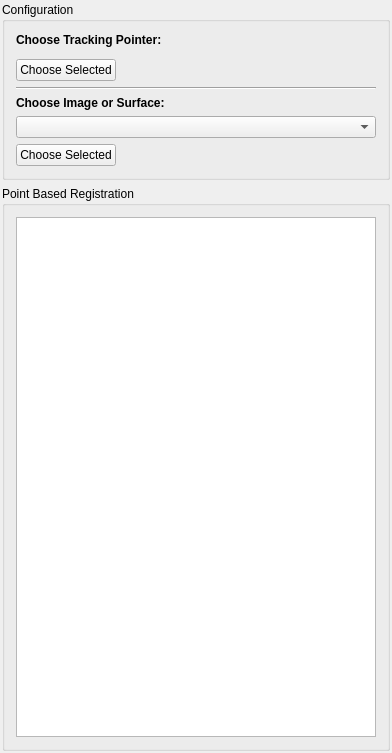
This is Plugins/org.mitk.gui.qt.igttracking/src/internal/QmitkIGTFiducialRegistrationControls.ui in MITK/MITK as Qt 5 draws it before an edit. The edited form follows.
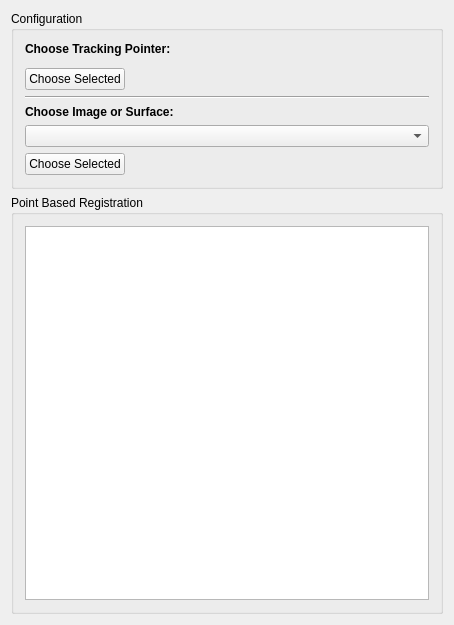
This is the edited form. Custom widgets are drawn as their Qt base class.

Commit message: button sizes were fixed and layouts were added for proper alignment.

```diff
--- a/Plugins/org.mitk.gui.qt.igttracking/src/internal/QmitkIGTFiducialRegistrationControls.ui
+++ b/Plugins/org.mitk.gui.qt.igttracking/src/internal/QmitkIGTFiducialRegistrationControls.ui
@@ -6,8 +6,8 @@
    <rect>
     <x>0</x>
     <y>0</y>
-    <width>392</width>
-    <height>753</height>
+    <width>454</width>
+    <height>625</height>
    </rect>
   </property>
   <property name="minimumSize">
@@ -19,26 +19,14 @@
   <property name="windowTitle">
    <string>QmitkTemplate</string>
   </property>
-  <layout class="QVBoxLayout" name="verticalLayout_3">
-   <property name="leftMargin">
-    <number>2</number>
-   </property>
-   <property name="topMargin">
-    <number>2</number>
-   </property>
-   <property name="rightMargin">
-    <number>2</number>
-   </property>
-   <property name="bottomMargin">
-    <number>2</number>
-   </property>
-   <item>
+  <layout class="QGridLayout" name="gridLayout_3">
+   <item row="0" column="0">
     <widget class="QGroupBox" name="groupBox">
      <property name="title">
       <string>Configuration</string>
      </property>
-     <layout class="QVBoxLayout" name="verticalLayout_4">
-      <item>
+     <layout class="QGridLayout" name="gridLayout">
+      <item row="0" column="0">
        <widget class="QLabel" name="label">
         <property name="text">
          <string>&lt;html&gt;&lt;head/&gt;&lt;body&gt;&lt;p&gt;&lt;span style=&quot; font-weight:600;&quot;&gt;Choose Tracking Pointer:&lt;/span&gt;&lt;/p&gt;&lt;/body&gt;&lt;/html&gt;</string>
@@ -48,7 +36,7 @@
       <item>
        <widget class="QmitkNavigationDataSourceSelectionWidget" name="m_TrackingDeviceSelectionWidget" native="true"/>
       </item>
-      <item>
+      <item row="2" column="0">
        <layout class="QHBoxLayout" name="horizontalLayout">
         <item>
          <widget class="QPushButton" name="m_ChooseSelectedPointer">
@@ -79,24 +67,24 @@
         </item>
        </layout>
       </item>
-      <item>
+      <item row="3" column="0">
        <widget class="Line" name="line">
         <property name="orientation">
          <enum>Qt::Horizontal</enum>
         </property>
        </widget>
       </item>
-      <item>
+      <item row="4" column="0">
        <widget class="QLabel" name="label_2">
         <property name="text">
          <string>&lt;html&gt;&lt;head/&gt;&lt;body&gt;&lt;p&gt;&lt;span style=&quot; font-weight:600;&quot;&gt;Choose Image or Surface:&lt;/span&gt;&lt;/p&gt;&lt;/body&gt;&lt;/html&gt;</string>
         </property>
        </widget>
       </item>
-      <item>
+      <item row="5" column="0">
        <widget class="QmitkDataStorageComboBox" name="m_DataStorageComboBox"/>
       </item>
-      <item>
+      <item row="6" column="0">
        <layout class="QHBoxLayout" name="horizontalLayout_2">
         <item>
          <widget class="QPushButton" name="m_ChooseSelectedImage">
@@ -130,13 +118,13 @@
      </layout>
     </widget>
    </item>
-   <item>
+   <item row="1" column="0">
     <widget class="QGroupBox" name="groupBox_2">
      <property name="title">
       <string>Point Based Registration</string>
      </property>
-     <layout class="QVBoxLayout" name="verticalLayout_5">
-      <item>
+     <layout class="QGridLayout" name="gridLayout_2">
+      <item row="0" column="0">
        <widget class="QmitkFiducialRegistrationWidget" name="m_FiducialRegistrationWidget">
         <property name="maximumSize">
          <size>
```
Left out of the diff: 2 changed lines with no effect on the pictures. The commit also changes 3 other files.
